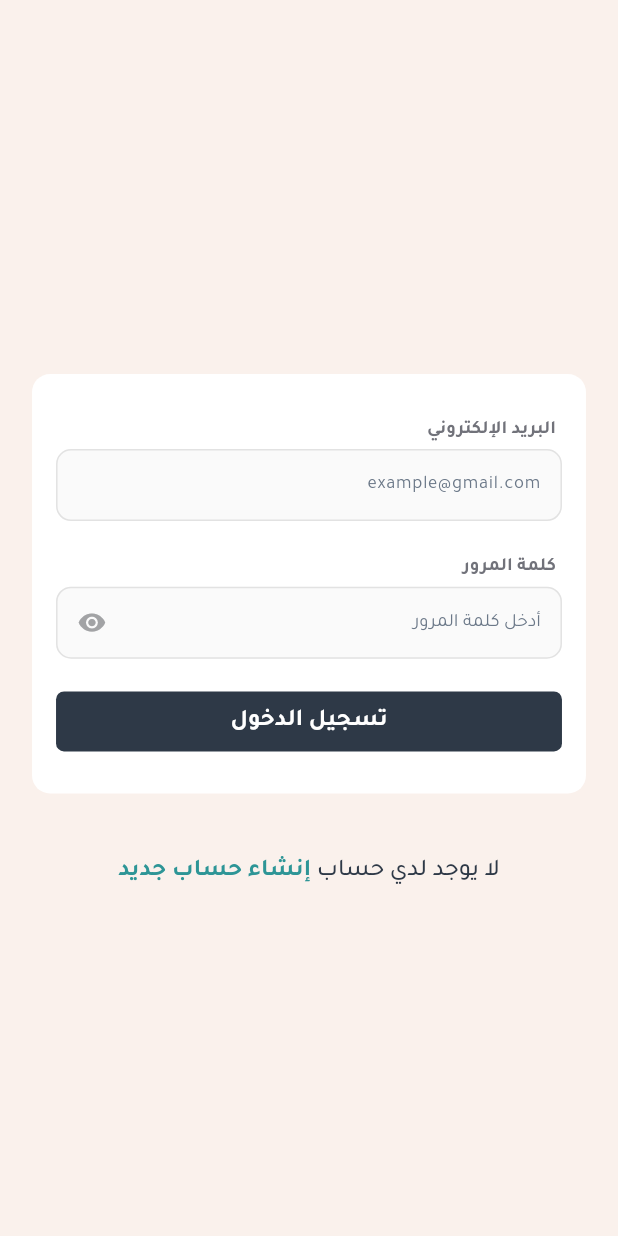
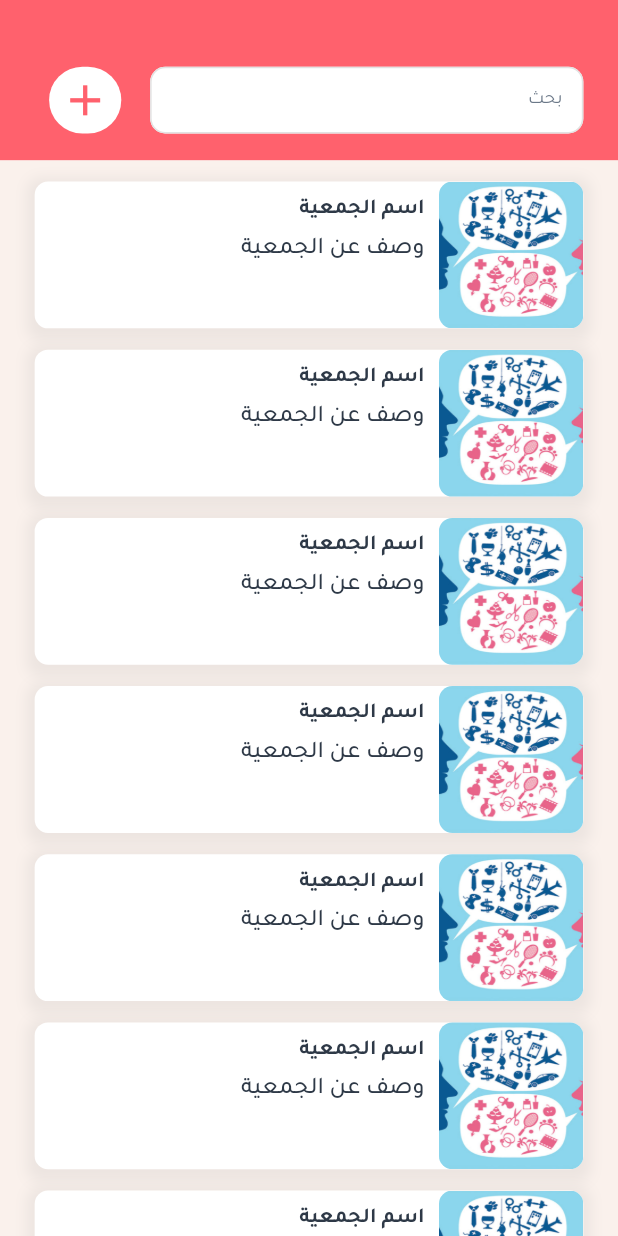
Before and after one commit to Boulos2001/charity_user, a Flutter app: the screen it shows after launch, on a phone screen of 412 x 824 dp. Run offline on Flutter 3.47's test engine with Material 3 defaults, Android fonts, the phone set to English and light mode, and no system bars; drawn by our look-alikes of flutter_form_builder; our stand-ins replace awesome_snackbar_content, bloc, bot_toast, cached_network_image, carousel_slider, dio and 17 more; generated files the repository leaves out were written again; project files that could hold a hidden picture were left out.

Commit message:
feat/ charities view

```diff
--- a/assets/translation/ar.json
+++ b/assets/translation/ar.json
@@ -21,8 +21,10 @@
     "last_name": "الكنية",
     "address": "العنوان",
     "enter_address": "أدخل العنوان",
-    "confirm_password": "تأكيد كلمة المرور"
-
+    "confirm_password": "تأكيد كلمة المرور",
+    "search":"بحث",
+    "association_name":"اسم الجمعية",
+    "description_association":"وصف عن الجمعية"
 
 
 }
--- a/assets/translation/en.json
+++ b/assets/translation/en.json
@@ -21,6 +21,9 @@
     "last_name": "Last Name",
     "address": "Address",
     "enter_address": "Enter Address",
-    "confirm_password": "Confirm Password"
+    "confirm_password": "Confirm Password",
+    "search":"Search",
+    "association_name":"Association name",
+    "description_association":"Description of the association"
 
 }
--- a/lib/core/router/app_router.dart
+++ b/lib/core/router/app_router.dart
@@ -4,6 +4,7 @@ import 'package:cahrity_project/core/dependency_injection/injection_container.da
 import 'package:cahrity_project/core/session_management/session.dart';
 import 'package:cahrity_project/features/auth/presentation/pages/login_view.dart';
 import 'package:cahrity_project/features/auth/presentation/pages/signup_view.dart';
+import 'package:cahrity_project/features/charites/presentation/pages/charites_view.dart';
 import 'package:cahrity_project/features/home_page.dart';
 import 'package:flutter/material.dart';
 import 'package:flutter_bloc/flutter_bloc.dart';
@@ -13,7 +14,7 @@ class AppRouter {
   static final GoRouter goRouter = GoRouter(
       navigatorKey: getIt<GlobalKey<NavigatorState>>(),
       debugLogDiagnostics: true,
-      initialLocation: "/",
+      initialLocation: "/charites_view",
       routes: [
         GoRoute(
             path: "/",
@@ -39,5 +40,9 @@ class AppRouter {
             path: "/home",
             name: "home",
             builder: (context, state) => const HomePage()),
+            GoRoute(
+            path: "/charites_view",
+            name: "charites_view",
+            builder: (context, state) =>  CharitiesView())
       ]);
 }
--- /dev/null
+++ b/lib/core/widgets/add_card.dart
@@ -0,0 +1,24 @@
+import 'package:cahrity_project/core/constants/colors.dart';
+import 'package:flutter/material.dart';
+import 'package:flutter_screenutil/flutter_screenutil.dart';
+
+class AddOrderCard extends StatelessWidget {
+  const AddOrderCard({super.key});
+
+  @override
+  Widget build(BuildContext context) {
+    return Container(
+      height: 50.h,
+      width: 50.w,
+      decoration: BoxDecoration(
+        color: Colors.white,
+        borderRadius: BorderRadius.circular(30.r),
+      ),
+      child: Icon(
+        Icons.add,
+        size: 40.w.h,
+        color: AppColors.red,
+      ),
+    );
+  }
+}
--- /dev/null
+++ b/lib/features/charites/presentation/pages/charites_view.dart
@@ -0,0 +1,79 @@
+import 'package:cahrity_project/core/constants/colors.dart';
+import 'package:cahrity_project/core/constants/styles.dart';
+import 'package:cahrity_project/core/extensions/widget_extenstions/extension_widget.dart';
+import 'package:cahrity_project/core/widgets/add_card.dart';
+import 'package:cahrity_project/core/widgets/inputs/textfield_widget.dart';
+import 'package:cahrity_project/features/charites/presentation/widgets/charities_card.dart';
+import 'package:easy_localization/easy_localization.dart';
+import 'package:flutter/cupertino.dart';
+import 'package:flutter/material.dart';
+import 'package:flutter/widgets.dart';
+import 'package:flutter_screenutil/flutter_screenutil.dart';
+
+class CharitiesView extends StatelessWidget {
+  CharitiesView({super.key});
+  TextEditingController searchController = TextEditingController();
+
+  @override
+  Widget build(BuildContext context) {
+    return Scaffold(
+      backgroundColor: AppColors.background,
+      body: SingleChildScrollView(
+        child: Column(
+          children: [
+            Container(
+              height: 120.h,
+              width: 430.w,
+              decoration: BoxDecoration(
+                color: AppColors.red,
+              ),
+              child: Column(
+                children: [
+                  SizedBox(
+                    height: 50.h,
+                  ),
+                  Row(
+                    children: [
+                      SizedBox(
+                        height: 50.h,
+                        width: 300.w,
+                        child: TextFieldWidget(
+                          hint: "search".tr(),
+                          visible: false,
+                          controller: searchController,
+                          onChanged: (value) {},
+                        ),
+                      ),
+                      SizedBox(
+                        width: 20.w,
+                      ),
+                      AddOrderCard(),
+                    ],
+                  ).paddingSymmetric(h: 24.w)
+                ],
+              ),
+            ),
+            SizedBox(
+              height: 16.h,
+            ),
+            Padding(
+              padding: EdgeInsets.symmetric(horizontal: 24.w),
+              child: ListView.separated(
+                  shrinkWrap: true,
+                  physics: BouncingScrollPhysics(),
+                  itemCount: 10,
+                  separatorBuilder: (context, index) {
+                    return SizedBox(
+                      height: 16.h,
+                    );
+                  },
+                  itemBuilder: (context, index) {
+                    return CharitiesCard();
+                  }),
+            )
+          ],
+        ),
+      ),
+    );
+  }
+}
--- /dev/null
+++ b/lib/features/charites/presentation/widgets/charities_card.dart
@@ -0,0 +1,62 @@
+import 'package:cahrity_project/core/constants/styles.dart';
+import 'package:easy_localization/easy_localization.dart';
+import 'package:flutter/material.dart';
+import 'package:flutter_screenutil/flutter_screenutil.dart';
+
+class CharitiesCard extends StatelessWidget {
+  const CharitiesCard({super.key});
+
+  @override
+  Widget build(BuildContext context) {
+    return Container(
+      height: 110.h,
+      width: 400.w,
+      decoration: BoxDecoration(
+          // border: Border.all(color: Colors.grey ,width: 0.w),
+          borderRadius: BorderRadius.circular(10.r),
+          color: Colors.white,
+          boxShadow: [
+            BoxShadow(
+              color: Colors.grey.withOpacity(0.15),
+              spreadRadius: 5,
+              blurRadius: 7,
+              offset: Offset(0, 3), // changes position of shadow
+            ),
+          ]),
+      child: Row(
+        children: [
+          ClipRRect(
+              borderRadius: BorderRadius.circular(10.r),
+              child: Image.asset(
+                'assets/png/charities.png',
+                // height: 180.h,
+                width: 100.w,
+                fit: BoxFit.fill,
+              )),
+          SizedBox(
+            width: 10.w,
+          ),
+          Column(
+            crossAxisAlignment: CrossAxisAlignment.start,
+            children: [
+              SizedBox(
+                height: 10.h,
+              ),
+              Text(
+                "association_name".tr(),
+                style: AppTextStyles.bold16,
+              ),
+              SizedBox(
+                height: 5.h,
+              ),
+              Text(
+                "description_association".tr(),
+                style: AppTextStyles.medium18,
+              ),
+            ],
+          )
+        ],
+      ),
+    );
+  }
+}
--- a/lib/features/charity.dart
+++ b/lib/features/charity.dart
@@ -1,7 +1,7 @@
 
 import 'package:cahrity_project/features/personal_info.dart';
-import 'package:carousel_slider/carousel_controller.dart';
 import 'package:carousel_slider/carousel_slider.dart';
+
 import 'package:flutter/cupertino.dart';
 import 'package:flutter/material.dart';
 
--- a/lib/features/personal_info.dart
+++ b/lib/features/personal_info.dart
@@ -19,7 +19,7 @@ class _OrderPageState extends State<PersonalInfoPage> {
       appBar: AppBar(
         actions: [
           Padding(
-            padding: const EdgeInsets.only(right: 40, top: 10),
+            padding:  EdgeInsets.only(right: 40, top: 10),
             child: EasyStepper(
               activeStep: activeStep,
               activeStepTextColor: Colors.black87,
--- a/pubspec.yaml
+++ b/pubspec.yaml
@@ -4,7 +4,7 @@ publish_to: 'none'
 version: 1.0.0+1
 
 environment:
-  sdk: '>=3.3.3 <4.0.0'
+  sdk: '>=3.3.0 <4.0.0'
 
 dependencies:
   flutter:
```
Also changed, not shown: assets/png/charities.png (added), pubspec.lock.
